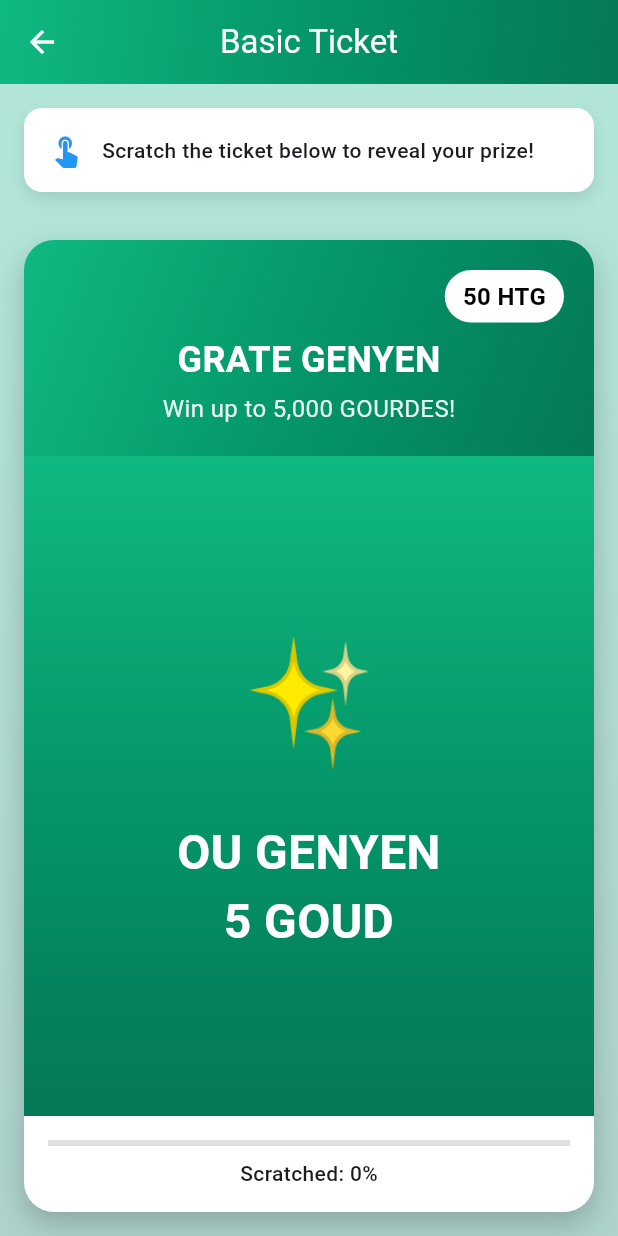
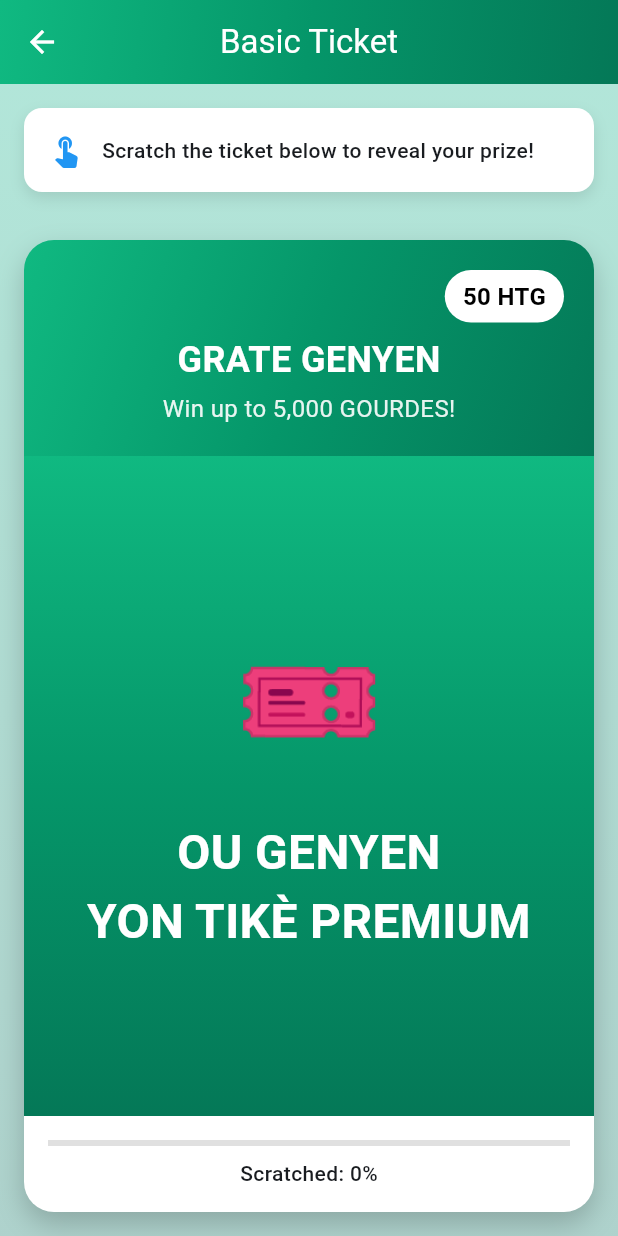
Before and after one commit to dukens11-create/raffleapp, a Flutter app: the TicketGalleryScreen screen opened by its route, after a tap on "Basic", on a phone screen of 412 x 824 dp. Run offline on Flutter 3.47's test engine with Material 3 defaults, Android fonts, the phone set to English and light mode, and no system bars; our stand-ins replace dio, flutter_secure_storage, js, shared_preferences; missing offline and left inert: dart:html, dart:js_util, scratcher; accounts and stored records are empty; statements that could not run were skipped.

Commit message:
Add extensive prize list to BASIC/XYZ ticket with exact probabilities
Co-authored-by: dukens11-create <249652828+dukens11-create@users.noreply.github.com>

```diff
--- a/flutter_app/lib/utils/ticket_constants.dart
+++ b/flutter_app/lib/utils/ticket_constants.dart
@@ -16,14 +16,30 @@ class TicketConstants {
       coverText: 'GRATE TOUTE',
       category: 'BAS',
       prizes: [
-        Prize(emoji: '🎉', text: 'OU GENYEN\n5,000 GOUD', value: 5000, weight: 10),
-        Prize(emoji: '💎', text: 'OU GENYEN\n2,500 GOUD', value: 2500, weight: 30),
-        Prize(emoji: '🔥', text: 'OU GENYEN\n1,000 GOUD', value: 1000, weight: 100),
-        Prize(emoji: '💰', text: 'OU GENYEN\n500 GOUD', value: 500, weight: 250),
-        Prize(emoji: '🎁', text: 'OU GENYEN\n100 GOUD', value: 100, weight: 600),
-        Prize(emoji: '✨', text: 'OU GENYEN\n5 GOUD', value: 5, weight: 1000),
-        Prize(emoji: '🏆', text: 'OU GENYEN\n500 HTG', value: 500, weight: 2),
-        Prize(emoji: '😅', text: 'ESEYE ANKÒ', value: 0, weight: 2010),
+        Prize(emoji: '🎉', text: 'OU GENYEN\n5,000 GOUD', value: 5000, weight: 39),
+        Prize(emoji: '💎', text: 'OU GENYEN\n2,500 GOUD', value: 2500, weight: 117),
+        Prize(emoji: '🔥', text: 'OU GENYEN\n1,000 GOUD', value: 1000, weight: 391),
+        Prize(emoji: '💰', text: 'OU GENYEN\n500 GOUD', value: 500, weight: 978),
+        Prize(emoji: '🎁', text: 'OU GENYEN\n100 GOUD', value: 100, weight: 2348),
+        Prize(emoji: '✨', text: 'OU GENYEN\n5 GOUD', value: 5, weight: 3914),
+        Prize(emoji: '🏆', text: 'OU GENYEN\n500 HTG', value: 500, weight: 39),
+        // New HTG cash prizes (0.5% each)
+        Prize(emoji: '💵', text: 'OU GENYEN\n450 HTG', value: 450, weight: 100),
+        Prize(emoji: '💵', text: 'OU GENYEN\n400 HTG', value: 400, weight: 100),
+        Prize(emoji: '💵', text: 'OU GENYEN\n350 HTG', value: 350, weight: 100),
+        Prize(emoji: '💵', text: 'OU GENYEN\n300 HTG', value: 300, weight: 100),
+        Prize(emoji: '💵', text: 'OU GENYEN\n250 HTG', value: 250, weight: 100),
+        Prize(emoji: '💵', text: 'OU GENYEN\n200 HTG', value: 200, weight: 100),
+        Prize(emoji: '💵', text: 'OU GENYEN\n150 HTG', value: 150, weight: 100),
+        Prize(emoji: '💵', text: 'OU GENYEN\n100 HTG', value: 100, weight: 100),
+        Prize(emoji: '💰', text: 'OU GENYEN\n1,000 HTG', value: 1000, weight: 1),
+        // Ticket prizes
+        Prize(emoji: '🎫', text: 'OU GENYEN\nYON TIKÈ BRONZE', value: 250, weight: 1600),
+        Prize(emoji: '🎫', text: 'OU GENYEN\nYON TIKÈ PREMIUM', value: 100, weight: 1600),
+        Prize(emoji: '🎫', text: 'OU GENYEN\nYON TIKÈ SILVER', value: 500, weight: 200),
+        Prize(emoji: '🎫', text: 'OU GENYEN\nYON TIKÈ GOLD', value: 1000, weight: 100),
+        Prize(emoji: '🎫', text: 'OU GENYEN\nYON TIKÈ DIAMOND', value: 5000, weight: 1),
+        Prize(emoji: '😅', text: 'ESEYE ANKÒ', value: 0, weight: 7868),
       ],
       theme: TicketTheme(
         gradientColors: [
```
Also changed, not shown: 1 other file.
